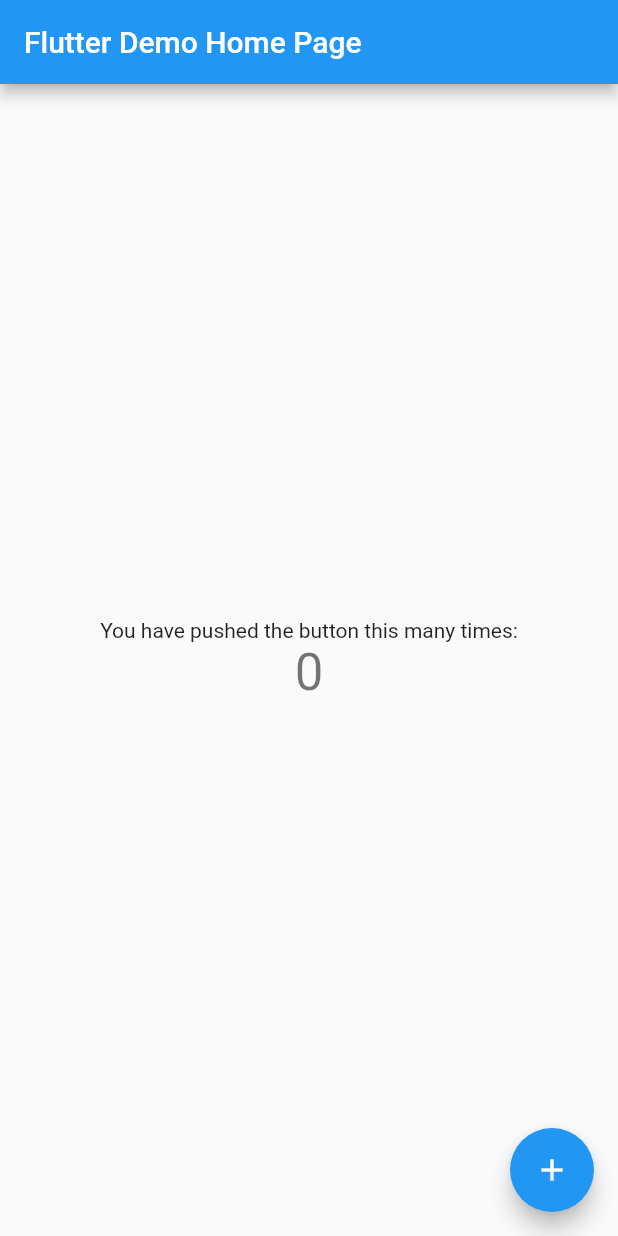
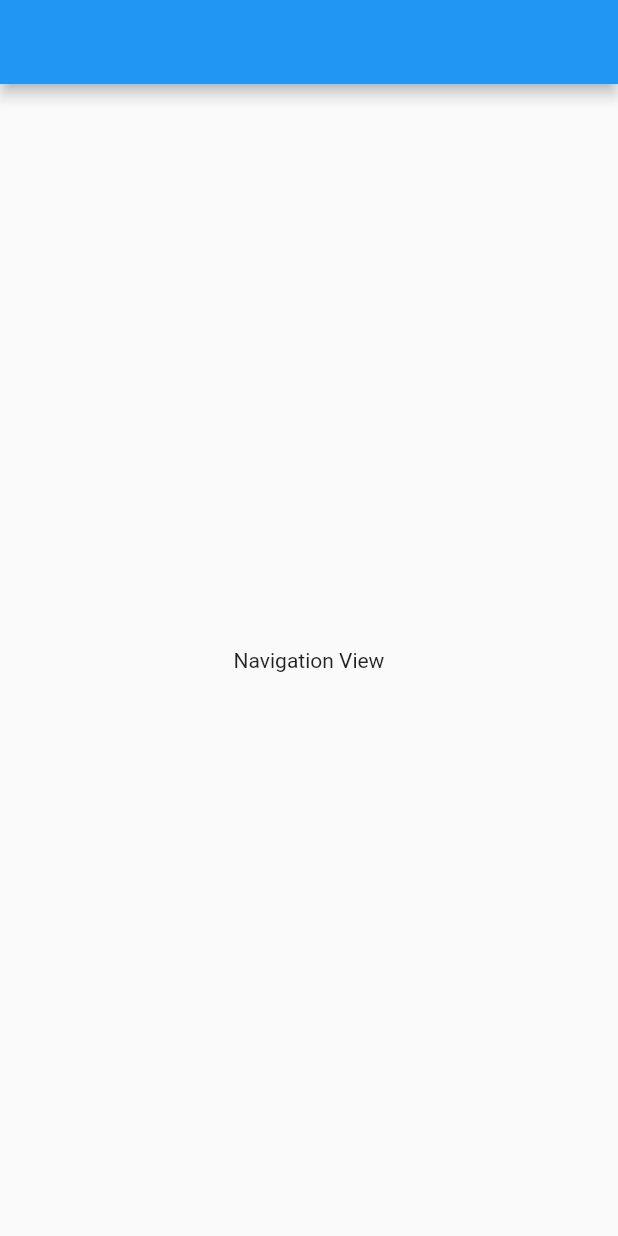
Before and after one commit to aytugsevgi/OnlineTeamManagement, a Flutter app: the screen it shows after launch, on a phone screen of 412 x 824 dp. Run offline on Flutter 3.47's test engine with Material 2 defaults, Android fonts, the light colour scheme and no system bars.

Commit message:
firebase setup completed

```diff
--- a/lib/main.dart
+++ b/lib/main.dart
@@ -1,4 +1,5 @@
 import 'package:flutter/material.dart';
+import 'package:online_team_management/view/navigation_view.dart';
 
 void main() {
   runApp(MyApp());
@@ -9,109 +10,12 @@
   @override
   Widget build(BuildContext context) {
     return MaterialApp(
-      title: 'Flutter Demo',
-      theme: ThemeData(
-        // This is the theme of your application.
-        //
-        // Try running your application with "flutter run". You'll see the
-        // application has a blue toolbar. Then, without quitting the app, try
-        // changing the primarySwatch below to Colors.green and then invoke
-        // "hot reload" (press "r" in the console where you ran "flutter run",
-        // or simply save your changes to "hot reload" in a Flutter IDE).
-        // Notice that the counter didn't reset back to zero; the application
-        // is not restarted.
-        primarySwatch: Colors.blue,
-        // This makes the visual density adapt to the platform that you run
-        // the app on. For desktop platforms, the controls will be smaller and
-        // closer together (more dense) than on mobile platforms.
-        visualDensity: VisualDensity.adaptivePlatformDensity,
-      ),
-      home: MyHomePage(title: 'Flutter Demo Home Page'),
-    );
+        debugShowCheckedModeBanner: false,
+        title: 'Flutter Demo',
+        theme: ThemeData(
+          primarySwatch: Colors.blue,
+          visualDensity: VisualDensity.adaptivePlatformDensity,
+        ),
+        home: NavigationView());
   }
 }
-
-class MyHomePage extends StatefulWidget {
-  MyHomePage({Key key, this.title}) : super(key: key);
-
-  // This widget is the home page of your application. It is stateful, meaning
-  // that it has a State object (defined below) that contains fields that affect
-  // how it looks.
-
-  // This class is the configuration for the state. It holds the values (in this
-  // case the title) provided by the parent (in this case the App widget) and
-  // used by the build method of the State. Fields in a Widget subclass are
-  // always marked "final".
-
-  final String title;
-
-  @override
-  _MyHomePageState createState() => _MyHomePageState();
-}
-
-class _MyHomePageState extends State<MyHomePage> {
-  int _counter = 0;
-
-  void _incrementCounter() {
-    setState(() {
-      // This call to setState tells the Flutter framework that something has
-      // changed in this State, which causes it to rerun the build method below
-      // so that the display can reflect the updated values. If we changed
-      // _counter without calling setState(), then the build method would not be
-      // called again, and so nothing would appear to happen.
-      _counter++;
-    });
-  }
-
-  @override
-  Widget build(BuildContext context) {
-    // This method is rerun every time setState is called, for instance as done
-    // by the _incrementCounter method above.
-    //
-    // The Flutter framework has been optimized to make rerunning build methods
-    // fast, so that you can just rebuild anything that needs updating rather
-    // than having to individually change instances of widgets.
-    return Scaffold(
-      appBar: AppBar(
-        // Here we take the value from the MyHomePage object that was created by
-        // the App.build method, and use it to set our appbar title.
-        title: Text(widget.title),
-      ),
-      body: Center(
-        // Center is a layout widget. It takes a single child and positions it
-        // in the middle of the parent.
-        child: Column(
-          // Column is also a layout widget. It takes a list of children and
-          // arranges them vertically. By default, it sizes itself to fit its
-          // children horizontally, and tries to be as tall as its parent.
-          //
-          // Invoke "debug painting" (press "p" in the console, choose the
-          // "Toggle Debug Paint" action from the Flutter Inspector in Android
-          // Studio, or the "Toggle Debug Paint" command in Visual Studio Code)
-          // to see the wireframe for each widget.
-          //
-          // Column has various properties to control how it sizes itself and
-          // how it positions its children. Here we use mainAxisAlignment to
-          // center the children vertically; the main axis here is the vertical
-          // axis because Columns are vertical (the cross axis would be
-          // horizontal).
-          mainAxisAlignment: MainAxisAlignment.center,
-          children: <Widget>[
-            Text(
-              'You have pushed the button this many times:',
-            ),
-            Text(
-              '$_counter',
-              style: Theme.of(context).textTheme.headline4,
-            ),
-          ],
-        ),
-      ),
-      floatingActionButton: FloatingActionButton(
-        onPressed: _incrementCounter,
-        tooltip: 'Increment',
-        child: Icon(Icons.add),
-      ), // This trailing comma makes auto-formatting nicer for build methods.
-    );
-  }
-}
--- /dev/null
+++ b/lib/view/navigation_view.dart
@@ -0,0 +1,13 @@
+import 'package:flutter/material.dart';
+
+class NavigationView extends StatelessWidget {
+  @override
+  Widget build(BuildContext context) {
+    return Scaffold(
+      appBar: AppBar(),
+      body: Center(
+        child: Text("Navigation View"),
+      ),
+    );
+  }
+}
--- a/pubspec.yaml
+++ b/pubspec.yaml
@@ -28,6 +28,10 @@
   # The following adds the Cupertino Icons font to your application.
   # Use with the CupertinoIcons class for iOS style icons.
   cupertino_icons: ^0.1.3
+
+  firebase_auth: ^0.14.0+1
+  cloud_firestore: ^0.13.2+1
+  firebase_storage: ^3.1.6
 
 dev_dependencies:
   flutter_test:
```
Also changed, not shown: pubspec.lock, 9 other files.
